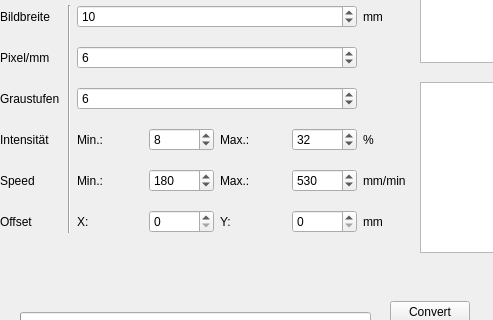
Qt form GCodeConverter.ui (trapplab/Pic2GCode) before a commit; both pictures show x 0 to 493 and y 118 to 438 of the 767 by 528 pixel window.
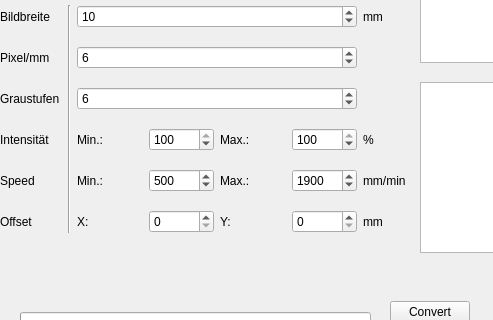
The same form after that commit.

Patch:
```diff
--- a/GCodeConverter.ui
+++ b/GCodeConverter.ui
@@ -158,8 +158,11 @@
          <property name="minimum">
           <number>1</number>
          </property>
+         <property name="maximum">
+          <number>100</number>
+         </property>
          <property name="value">
-          <number>8</number>
+          <number>100</number>
          </property>
         </widget>
        </item>
@@ -175,8 +178,11 @@
          <property name="minimum">
           <number>1</number>
          </property>
+         <property name="maximum">
+          <number>100</number>
+         </property>
          <property name="value">
-          <number>32</number>
+          <number>100</number>
          </property>
         </widget>
        </item>
@@ -257,10 +263,10 @@
           <number>1</number>
          </property>
          <property name="maximum">
-          <number>1000</number>
+          <number>10000</number>
          </property>
          <property name="value">
-          <number>180</number>
+          <number>500</number>
          </property>
         </widget>
        </item>
@@ -277,10 +283,10 @@
           <number>1</number>
          </property>
          <property name="maximum">
-          <number>1000</number>
+          <number>10000</number>
          </property>
          <property name="value">
-          <number>530</number>
+          <number>1900</number>
          </property>
         </widget>
        </item>
```
Left out of the diff: 2 changed lines with no effect on the pictures.
